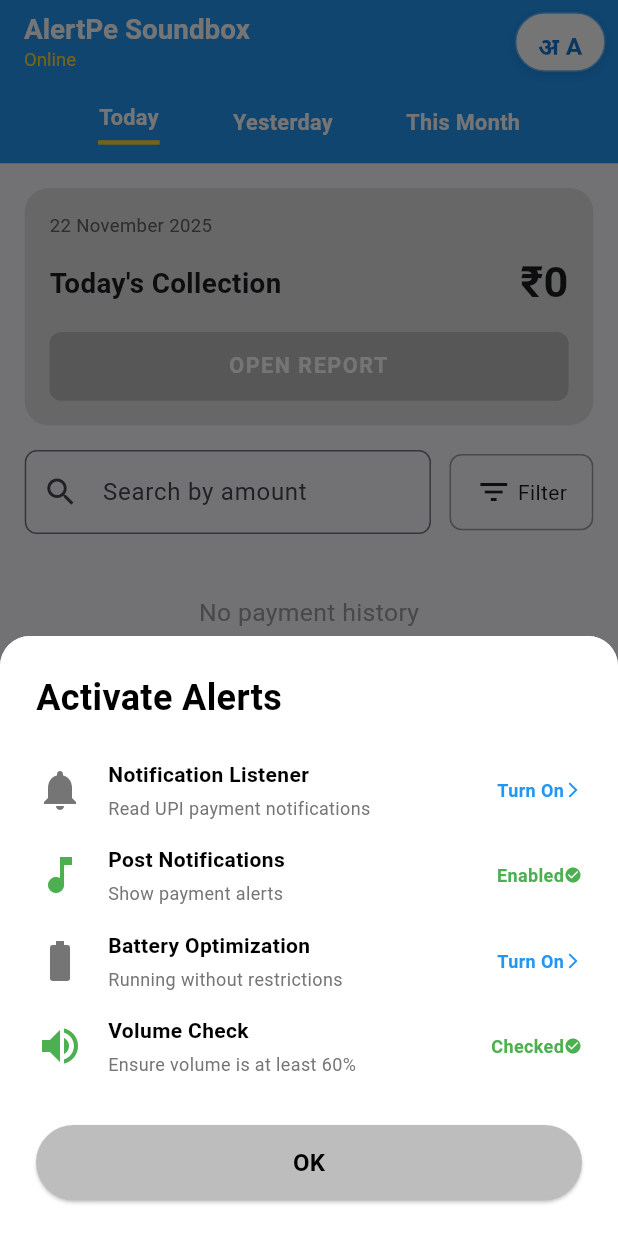
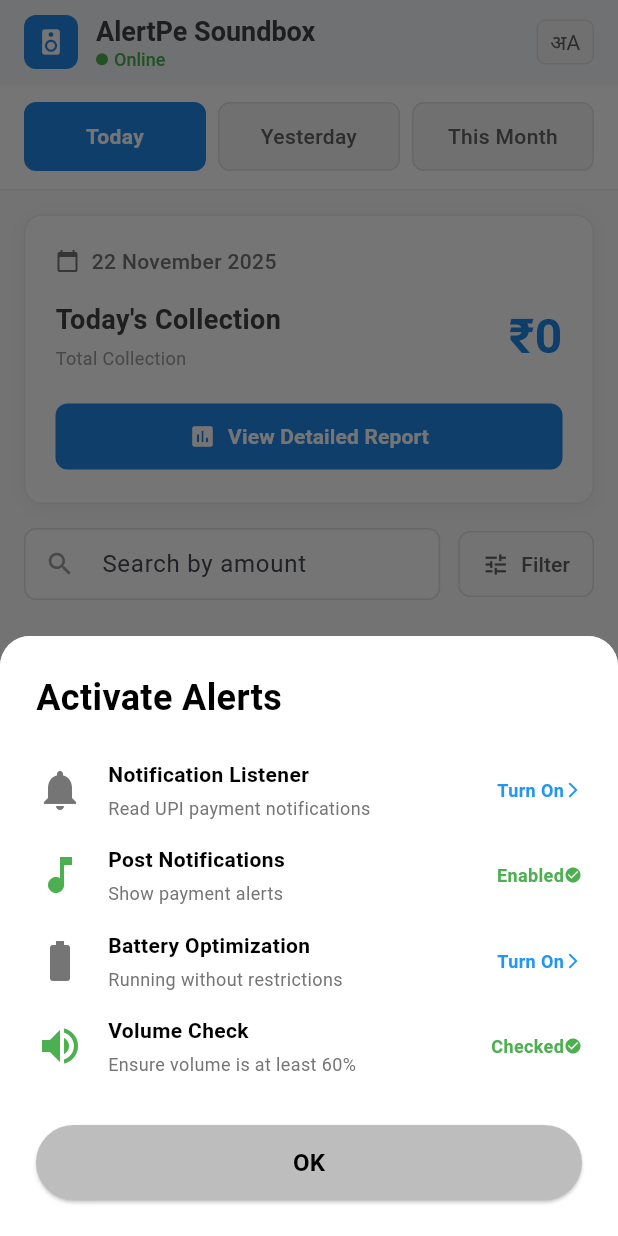
Before and after one commit to TechnovaTech/AleartApp, a Flutter app: the HomeScreenMain screen opened directly, on a phone screen of 412 x 824 dp. Run offline on Flutter 3.47's test engine with Material 3 defaults, Android fonts, the phone set to English and light mode, and no system bars; our stand-ins replace battery_plus, device_info_plus, permission_handler, pretty_qr_code, shared_preferences; accounts and stored records are empty.

Commit message:
app ui improvements

```diff
--- a/alert_app/lib/screens/home_screen.dart
+++ b/alert_app/lib/screens/home_screen.dart
@@ -34,13 +34,11 @@
 
   void _checkAndShowPermissions() async {
     final prefs = await SharedPreferences.getInstance();
-    // Reset for testing - remove this line in production
     await prefs.setBool('permissions_shown', false);
 
     final hasShownPermissions = prefs.getBool('permissions_shown') ?? false;
 
     if (!hasShownPermissions) {
-      // Show permission popup after a short delay
       Future.delayed(const Duration(milliseconds: 500), () {
         if (mounted) {
           showModalBottomSheet(
@@ -53,7 +51,6 @@
             ),
             builder: (context) => const ActivateAlertsBottomSheet(),
           ).then((_) async {
-            // Mark as shown so it doesn't appear again
             await prefs.setBool('permissions_shown', true);
           });
         }
@@ -124,103 +121,102 @@
 
   @override
   Widget build(BuildContext context) {
-    final screenWidth = MediaQuery.of(context).size.width;
-
     return Scaffold(
+      backgroundColor: Colors.grey[50],
       appBar: AppBar(
-        backgroundColor: Colors.blue,
-        elevation: 0,
-        title: Column(
+        backgroundColor: Colors.white,
+        elevation: 1,
+        shadowColor: Colors.black12,
+        title: Row(
+          children: [
+            Container(
+              padding: EdgeInsets.all(8),
+              decoration: BoxDecoration(
+                color: Colors.blue[600],
+                borderRadius: BorderRadius.circular(8),
+              ),
+              child: Icon(Icons.speaker, color: Colors.white, size: 20),
+            ),
+            SizedBox(width: 12),
+            Column(
               crossAxisAlignment: CrossAxisAlignment.start,
               children: [
                 Text(
                   'AlertPe Soundbox',
                   style: TextStyle(
-                color: Colors.white,
-                fontWeight: FontWeight.bold,
-                fontSize: screenWidth * 0.045,
+                    color: Colors.grey[800],
+                    fontWeight: FontWeight.w600,
+                    fontSize: 18,
                   ),
                 ),
+                Row(
+                  children: [
+                    Container(
+                      width: 8,
+                      height: 8,
+                      decoration: BoxDecoration(
+                        color: Colors.green,
+                        shape: BoxShape.circle,
+                      ),
+                    ),
+                    SizedBox(width: 4),
                     Text(
                       'Online',
                       style: TextStyle(
-                color: Colors.yellow[600],
-                fontSize: screenWidth * 0.03,
+                        color: Colors.green,
+                        fontSize: 12,
+                        fontWeight: FontWeight.w500,
                       ),
                     ),
                   ],
                 ),
+              ],
+            ),
+          ],
+        ),
         actions: [
-          Padding(
-            padding: EdgeInsets.all(screenWidth * 0.02),
-            child: GestureDetector(
-              onTap: () {
+          IconButton(
+            onPressed: () {
               showDialog(
                 context: context,
                 builder: (context) => const LanguagePopup(),
               );
             },
-              child: Container(
+            icon: Container(
+              padding: EdgeInsets.symmetric(horizontal: 8, vertical: 4),
               decoration: BoxDecoration(
-                  color: Colors.white,
-                  borderRadius: BorderRadius.circular(25),
-                  border: Border.all(color: Colors.blue[300]!, width: 1),
-                  boxShadow: [
-                    BoxShadow(
-                      color: Colors.black.withOpacity(0.1),
-                      blurRadius: 4,
-                      offset: const Offset(0, 2),
-                    ),
-                  ],
-                ),
-                padding: EdgeInsets.symmetric(
-                  horizontal: screenWidth * 0.035,
-                  vertical: screenWidth * 0.025,
+                color: Colors.grey[100],
+                borderRadius: BorderRadius.circular(6),
+                border: Border.all(color: Colors.grey[300]!),
               ),
               child: Row(
                 mainAxisSize: MainAxisSize.min,
                 children: [
-                    Text(
-                      'अ',
-                      style: TextStyle(
-                        fontSize: screenWidth * 0.04,
-                        fontWeight: FontWeight.bold,
-                        color: Colors.blue[700],
-                      ),
-                    ),
-                    SizedBox(width: screenWidth * 0.01),
-                    Text(
-                      'A',
-                      style: TextStyle(
-                        fontSize: screenWidth * 0.04,
-                        fontWeight: FontWeight.bold,
-                        color: Colors.blue[700],
-                      ),
-                    ),
+                  Text('अ', style: TextStyle(fontSize: 14, color: Colors.grey[700])),
+                  Text('A', style: TextStyle(fontSize: 14, color: Colors.grey[700])),
                 ],
               ),
             ),
           ),
-          ),
+          SizedBox(width: 8),
         ],
       ),
       body: Column(
         children: [
           Container(
-            color: Colors.blue,
-            padding: EdgeInsets.symmetric(
-              horizontal: screenWidth * 0.04,
-              vertical: screenWidth * 0.03,
-            ),
+            color: Colors.white,
+            padding: EdgeInsets.symmetric(horizontal: 16, vertical: 12),
             child: Row(
-              mainAxisAlignment: MainAxisAlignment.spaceEvenly,
               children: [
-                _TabButton('Today', 0, screenWidth),
-                _TabButton('Yesterday', 1, screenWidth),
-                _TabButton('This Month', 2, screenWidth),
+                _TabButton('Today', 0),
+                SizedBox(width: 8),
+                _TabButton('Yesterday', 1),
+                SizedBox(width: 8),
+                _TabButton('This Month', 2),
               ],
             ),
           ),
+          Container(height: 1, color: Colors.grey[200]),
           Expanded(
             child: PageView(
               controller: _pageController,
@@ -230,9 +226,9 @@
                 });
               },
               children: [
-                _buildPage(0, screenWidth),
-                _buildPage(1, screenWidth),
-                _buildPage(2, screenWidth),
+                _buildPage(0),
+                _buildPage(1),
+                _buildPage(2),
               ],
             ),
           ),
@@ -261,53 +257,86 @@
     );
   }
 
-  Widget _buildPage(int index, double screenWidth) {
+  Widget _buildPage(int index) {
     DateTime? filterStart = tabFilters[index]?['start'];
     DateTime? filterEnd = tabFilters[index]?['end'];
 
     return SingleChildScrollView(
+      padding: EdgeInsets.all(16),
       child: Column(
         children: [
           Container(
-            margin: EdgeInsets.all(screenWidth * 0.04),
-            padding: EdgeInsets.all(screenWidth * 0.04),
+            padding: EdgeInsets.all(20),
             decoration: BoxDecoration(
-              color: Colors.grey[300],
-              borderRadius: BorderRadius.circular(16),
+              color: Colors.white,
+              borderRadius: BorderRadius.circular(12),
+              border: Border.all(color: Colors.grey[200]!),
+              boxShadow: [
+                BoxShadow(
+                  color: Colors.black.withOpacity(0.04),
+                  blurRadius: 8,
+                  offset: const Offset(0, 2),
+                ),
+              ],
             ),
             child: Column(
               crossAxisAlignment: CrossAxisAlignment.start,
               children: [
+                Row(
+                  children: [
+                    Icon(Icons.calendar_today, size: 16, color: Colors.grey[600]),
+                    SizedBox(width: 8),
                     Text(
                       getDate(index),
                       style: TextStyle(
-                    fontSize: screenWidth * 0.03,
-                    color: Colors.grey[700],
+                        fontSize: 14,
+                        color: Colors.grey[600],
+                        fontWeight: FontWeight.w500,
                       ),
                     ),
-                SizedBox(height: screenWidth * 0.02),
+                  ],
+                ),
+                SizedBox(height: 16),
                 Row(
                   mainAxisAlignment: MainAxisAlignment.spaceBetween,
+                  crossAxisAlignment: CrossAxisAlignment.end,
+                  children: [
+                    Column(
+                      crossAxisAlignment: CrossAxisAlignment.start,
                       children: [
                         Text(
                           getTitle(index),
                           style: TextStyle(
-                        fontSize: screenWidth * 0.045,
-                        fontWeight: FontWeight.bold,
+                            fontSize: 18,
+                            fontWeight: FontWeight.w600,
+                            color: Colors.grey[800],
                           ),
+                        ),
+                        SizedBox(height: 4),
+                        Text(
+                          'Total Collection',
+                          style: TextStyle(
+                            fontSize: 12,
+                            color: Colors.grey[500],
+                          ),
+                        ),
+                      ],
                     ),
                     Text(
                       '₹0',
                       style: TextStyle(
-                        fontSize: screenWidth * 0.07,
+                        fontSize: 32,
                         fontWeight: FontWeight.bold,
+                        color: Colors.blue[600],
                       ),
                     ),
                   ],
                 ),
-                SizedBox(height: screenWidth * 0.03),
-                GestureDetector(
-                  onTap: () {
+                SizedBox(height: 20),
+                SizedBox(
+                  width: double.infinity,
+                  child: ElevatedButton.icon(
+                    onPressed: () {
                       Navigator.push(
                         context,
                         MaterialPageRoute(
@@ -319,77 +348,78 @@
                         ),
                       );
                     },
-                  child: Container(
-                    width: double.infinity,
-                    padding: EdgeInsets.all(screenWidth * 0.03),
-                    decoration: BoxDecoration(
-                      color: Colors.grey[400],
+                    icon: Icon(Icons.assessment, size: 18),
+                    label: Text(
+                      'View Detailed Report',
+                      style: TextStyle(
+                        fontSize: 14,
+                        fontWeight: FontWeight.w600,
+                      ),
+                    ),
+                    style: ElevatedButton.styleFrom(
+                      backgroundColor: Colors.blue[600],
+                      foregroundColor: Colors.white,
+                      padding: EdgeInsets.symmetric(vertical: 12),
+                      shape: RoundedRectangleBorder(
                         borderRadius: BorderRadius.circular(8),
                       ),
-                    child: Text(
-                      'OPEN REPORT',
-                      textAlign: TextAlign.center,
-                      style: TextStyle(
-                        fontSize: screenWidth * 0.035,
-                        fontWeight: FontWeight.bold,
-                        color: Colors.white,
-                        letterSpacing: 1,
-                      ),
+                      elevation: 0,
                     ),
                   ),
                 ),
               ],
             ),
           ),
-          Padding(
-            padding: EdgeInsets.symmetric(horizontal: screenWidth * 0.04),
-            child: Row(
+          SizedBox(height: 16),
+          Row(
             children: [
               Expanded(
                 child: TextField(
                   decoration: InputDecoration(
                     hintText: 'Search by amount',
-                      prefixIcon: const Icon(Icons.search),
+                    prefixIcon: Icon(Icons.search, color: Colors.grey[500], size: 20),
                     border: OutlineInputBorder(
                       borderRadius: BorderRadius.circular(8),
+                      borderSide: BorderSide(color: Colors.grey[300]!),
+                    ),
+                    enabledBorder: OutlineInputBorder(
+                      borderRadius: BorderRadius.circular(8),
+                      borderSide: BorderSide(color: Colors.grey[300]!),
+                    ),
+                    focusedBorder: OutlineInputBorder(
+                      borderRadius: BorderRadius.circular(8),
+                      borderSide: BorderSide(color: Colors.blue[600]!),
+                    ),
+                    filled: true,
+                    fillColor: Colors.white,
+                    contentPadding: EdgeInsets.symmetric(horizontal: 16, vertical: 12),
                   ),
                 ),
               ),
-                ),
-                SizedBox(width: screenWidth * 0.03),
-                GestureDetector(
-                  onTap: _openFilter,
-                  child: Container(
-                    padding: EdgeInsets.symmetric(
-                      horizontal: screenWidth * 0.04,
-                      vertical: screenWidth * 0.03,
-                    ),
-                    decoration: BoxDecoration(
-                      border: Border.all(color: Colors.grey),
+              SizedBox(width: 12),
+              OutlinedButton.icon(
+                onPressed: _openFilter,
+                icon: Icon(Icons.tune, size: 18),
+                label: Text('Filter'),
+                style: OutlinedButton.styleFrom(
+                  foregroundColor: Colors.grey[700],
+                  side: BorderSide(color: Colors.grey[300]!),
+                  padding: EdgeInsets.symmetric(horizontal: 16, vertical: 12),
+                  shape: RoundedRectangleBorder(
                     borderRadius: BorderRadius.circular(8),
-                    ),
-                    child: Row(
-                      children: [
-                        const Icon(Icons.filter_list),
-                        SizedBox(width: screenWidth * 0.01),
-                        const Text('Filter'),
-                      ],
                   ),
                 ),
               ),
             ],
           ),
-          ),
           if (filterStart != null && filterEnd != null)
             Container(
-              margin: EdgeInsets.all(screenWidth * 0.04),
-              padding: EdgeInsets.symmetric(
-                horizontal: screenWidth * 0.03,
-                vertical: screenWidth * 0.02,
-              ),
+              margin: EdgeInsets.only(top: 16),
+              padding: EdgeInsets.symmetric(horizontal: 12, vertical: 8),
               decoration: BoxDecoration(
-                color: Colors.yellow[100],
+                color: Colors.blue[50],
                 borderRadius: BorderRadius.circular(8),
+                border: Border.all(color: Colors.blue[200]!),
               ),
               child: Row(
                 mainAxisAlignment: MainAxisAlignment.spaceBetween,
@@ -397,33 +427,50 @@
                   Text(
                     'Filter: ${filterStart.day} Nov ${filterStart.year} - ${filterEnd.day} Nov ${filterEnd.year}',
                     style: TextStyle(
-                      fontSize: screenWidth * 0.03,
-                      fontWeight: FontWeight.bold,
+                      fontSize: 12,
+                      fontWeight: FontWeight.w500,
+                      color: Colors.blue[700],
                     ),
                   ),
                   GestureDetector(
                     onTap: _clearFilter,
-                    child: Icon(Icons.close, size: screenWidth * 0.045),
+                    child: Icon(Icons.close, size: 16, color: Colors.blue[700]),
                   ),
                 ],
               ),
             ),
-          SizedBox(height: screenWidth * 0.1),
+          SizedBox(height: 40),
+          Column(
+            children: [
+              Icon(Icons.receipt_long, size: 48, color: Colors.grey[400]),
+              SizedBox(height: 12),
               Text(
                 'No payment history',
                 style: TextStyle(
-              fontSize: screenWidth * 0.04,
-              color: Colors.grey,
+                  fontSize: 16,
+                  color: Colors.grey[600],
+                  fontWeight: FontWeight.w500,
                 ),
               ),
-          SizedBox(height: screenWidth * 0.1),
+              SizedBox(height: 4),
+              Text(
+                'Payments will appear here once received',
+                style: TextStyle(
+                  fontSize: 12,
+                  color: Colors.grey[500],
+                ),
+              ),
+            ],
+          ),
+          SizedBox(height: 40),
         ],
       ),
     );
   }
 
-  Widget _TabButton(String label, int index, double screenWidth) {
-    return GestureDetector(
+  Widget _TabButton(String label, int index) {
+    return Expanded(
+      child: GestureDetector(
         onTap: () {
           _pageController.animateToPage(
             index,
@@ -431,24 +478,25 @@
             curve: Curves.easeInOut,
           );
         },
-      child: Column(
-        children: [
-          Text(
-            label,
-            style: TextStyle(
-              color: Colors.white,
-              fontSize: screenWidth * 0.035,
-              fontWeight: FontWeight.bold,
+        child: Container(
+          padding: EdgeInsets.symmetric(vertical: 12),
+          decoration: BoxDecoration(
+            color: _selectedTab == index ? Colors.blue[600] : Colors.grey[100],
+            borderRadius: BorderRadius.circular(8),
+            border: Border.all(
+              color: _selectedTab == index ? Colors.blue[600]! : Colors.grey[300]!,
             ),
           ),
-          if (_selectedTab == index)
-            Container(
-              margin: EdgeInsets.only(top: screenWidth * 0.01),
-              height: 3,
-              width: screenWidth * 0.1,
-              color: Colors.yellow[600],
+          child: Text(
+            label,
+            textAlign: TextAlign.center,
+            style: TextStyle(
+              color: _selectedTab == index ? Colors.white : Colors.grey[700],
+              fontSize: 14,
+              fontWeight: _selectedTab == index ? FontWeight.w600 : FontWeight.w500,
             ),
-        ],
+          ),
+        ),
       ),
     );
   }
```
Also changed, not shown: alert_app/lib/screens/login.dart (+136 -84 lines). Lines whose indentation alone changed are shown as unchanged.
